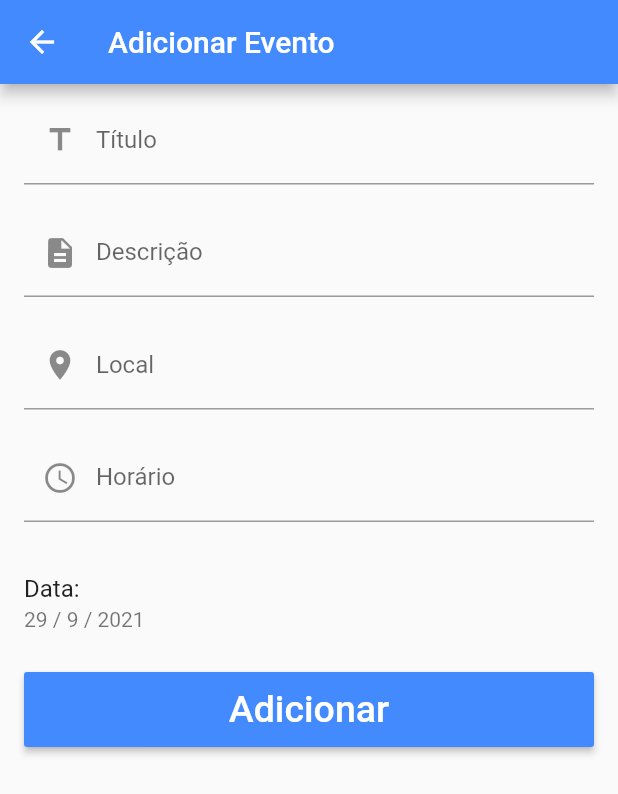
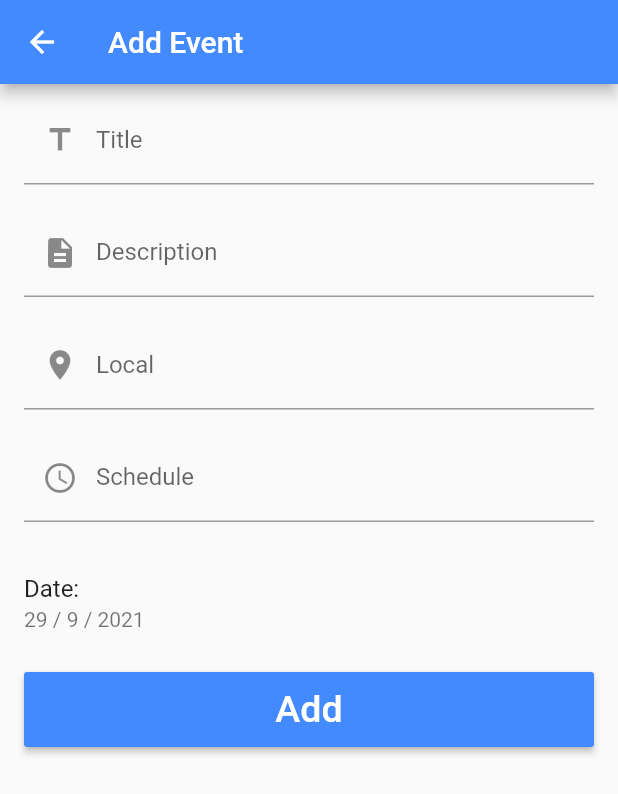
Before and after one commit to vicente1603/MicroNews, a Flutter app: the AddEventPage screen opened directly, on a phone screen of 412 x 824 dp. Shown: the top 794 px of the screen. Run offline on Flutter 3.47's test engine with Material 2 defaults, Android fonts, the phone set to English and light mode, and no system bars; our stand-ins replace charts_flutter, cloud_firestore, firebase_auth, firebase_storage, flutter_datetime_picker, flutter_local_notifications and 11 more; missing offline and left inert: firebase_helpers, giffy_dialog; accounts and stored records are empty; statements that could not run were skipped.

Commit message:
tradução de telas

```diff
--- a/lib/screens/consultas/detalhes_evento_calendario_screen.dart
+++ b/lib/screens/consultas/detalhes_evento_calendario_screen.dart
@@ -24,9 +24,7 @@ class EventDetailsPage extends StatelessWidget {
       backgroundColor: Colors.white,
       appBar: AppBar(
         centerTitle: true,
-        title: Text(
-          "Detalhes do evento"
-        ),
+        title: Text("Details event"),
         elevation: 0.0,
       ),
       body: SingleChildScrollView(
@@ -55,7 +53,7 @@ class EventDetailsPage extends StatelessWidget {
                       },
                       child: Center(
                         child: Text(
-                          "Remover",
+                          "Remove",
                           style: TextStyle(color: Colors.white, fontSize: 25),
                         ),
                       ),
@@ -76,7 +74,7 @@ class EventDetailsPage extends StatelessWidget {
         context: context,
         builder: (context) {
           return CupertinoAlertDialog(
-            title: new Text('Remover evento'),
+            title: new Text('Remove event'),
             content: new Text('Deseja remover o evento ' + event.titulo + "?"),
             actions: <Widget>[
               CupertinoDialogAction(
@@ -90,7 +88,6 @@ class EventDetailsPage extends StatelessWidget {
                 onPressed: () {
                   eventDBS.removeItem(event.id);
                   Future.delayed(Duration(seconds: 2)).then((_) {
-
                     Navigator.of(context).pushReplacement(MaterialPageRoute(
                         builder: (context) => ConsultasTab()));
                   });
@@ -140,13 +137,13 @@ class MainSection extends StatelessWidget {
                 child: Material(
                   color: Colors.transparent,
                   child: MainInfoTab(
-                    fieldTitle: "Título",
+                    fieldTitle: "Title",
                     fieldInfo: event.titulo,
                   ),
                 ),
               ),
               MainInfoTab(
-                fieldTitle: "Data",
+                fieldTitle: "Date",
                 fieldInfo: dataFormatada,
               )
             ],
@@ -169,14 +166,14 @@ class ExtendedSection extends StatelessWidget {
         shrinkWrap: true,
         children: <Widget>[
           ExtendedInfoTab(
-            fieldTitle: "Descrição",
+            fieldTitle: "Description",
             fieldInfo: event.descricao,
           ),
           ExtendedInfoTab(
             fieldTitle: "Local",
             fieldInfo: event.local,
           ),
-          ExtendedInfoTab(fieldTitle: "Horário", fieldInfo: event.horario),
+          ExtendedInfoTab(fieldTitle: "Schedule", fieldInfo: event.horario),
         ],
       ),
     );
--- a/lib/screens/consultas/novo_evento_calendario_screen.dart
+++ b/lib/screens/consultas/novo_evento_calendario_screen.dart
@@ -45,7 +45,7 @@ class _AddEventPageState extends State<AddEventPage> {
   Widget build(BuildContext context) {
     return Scaffold(
       appBar: AppBar(
-        title: Text(widget.note != null ? "Editar Evento" : "Adicionar Evento"),
+        title: Text(widget.note != null ? "Editar Evento" : "Add Event"),
       ),
       key: _key,
       body: Form(
@@ -61,7 +61,7 @@ class _AddEventPageState extends State<AddEventPage> {
                   controller: _titulo,
                   maxLines: 1,
                   decoration: InputDecoration(
-                    labelText: 'Título',
+                    labelText: 'Title',
                     prefixIcon: Icon(Icons.title),
                   ),
                   validator: (text) => text.isEmpty ? 'Título inválido' : null,
@@ -75,7 +75,7 @@ class _AddEventPageState extends State<AddEventPage> {
                   minLines: 1,
                   maxLines: 5,
                   decoration: InputDecoration(
-                    labelText: 'Descrição',
+                    labelText: 'Description',
                     prefixIcon: Icon(Icons.description),
                   ),
                   validator: (text) =>
@@ -101,7 +101,7 @@ class _AddEventPageState extends State<AddEventPage> {
                 child: TextField(
                   decoration: InputDecoration(
                     prefixIcon: Icon(Icons.access_time),
-                    labelText: "Horário",
+                    labelText: "Schedule",
                     hintText: _horario.text,
                   ),
                   controller: _horario,
@@ -114,7 +114,7 @@ class _AddEventPageState extends State<AddEventPage> {
               ),
               const SizedBox(height: 10.0),
               ListTile(
-                title: Text("Data:"),
+                title: Text("Date:"),
                 subtitle: Text("${_data.day} / ${_data.month} / ${_data.year}"),
                 onTap: () async {
                   DateTime picked = await showDatePicker(
@@ -138,7 +138,7 @@ class _AddEventPageState extends State<AddEventPage> {
                         padding: const EdgeInsets.symmetric(horizontal: 16.0),
                         child: RaisedButton(
                           child: Text(
-                            "Adicionar",
+                            "Add",
                             style: TextStyle(color: Colors.white, fontSize: 25),
                           ),
                           color: Colors.blueAccent,
--- a/lib/screens/medicamentos/novo_medicamento_screen.dart
+++ b/lib/screens/medicamentos/novo_medicamento_screen.dart
@@ -56,7 +56,7 @@ class _NovoMedicamentoScreenState extends State<NovoMedicamentoScreen> {
         backgroundColor: Colors.white,
         appBar: AppBar(
           centerTitle: true,
-          title: Text("Novo medicamento"),
+          title: Text("New Medicine"),
           elevation: 0.0,
         ),
         body: Container(
@@ -68,7 +68,7 @@ class _NovoMedicamentoScreenState extends State<NovoMedicamentoScreen> {
               ),
               children: <Widget>[
                 PanelTitle(
-                  title: "Nome do medicamento",
+                  title: "Medicine name",
                   isRequired: true,
                 ),
                 TextFormField(
@@ -83,7 +83,7 @@ class _NovoMedicamentoScreenState extends State<NovoMedicamentoScreen> {
                   ),
                 ),
                 PanelTitle(
-                  title: "Dosagem",
+                  title: "Dosage",
                   isRequired: false,
                 ),
                 TextFormField(
@@ -101,7 +101,7 @@ class _NovoMedicamentoScreenState extends State<NovoMedicamentoScreen> {
                   height: 15,
                 ),
                 PanelTitle(
-                  title: "Tipo do medicamento",
+                  title: "Medicine type",
                   isRequired: false,
                 ),
                 Padding(
@@ -116,7 +116,7 @@ class _NovoMedicamentoScreenState extends State<NovoMedicamentoScreen> {
                             children: <Widget>[
                               MedicineTypeColumn(
                                   type: MedicineType.Frasco,
-                                  name: "Frasco",
+                                  name: "Bottle",
                                   iconValue: 0xe900,
                                   isSelected:
                                       snapshot.data == MedicineType.Frasco
@@ -124,7 +124,7 @@ class _NovoMedicamentoScreenState extends State<NovoMedicamentoScreen> {
                                           : false),
                               MedicineTypeColumn(
                                   type: MedicineType.Pilula,
-                                  name: "Pílula",
+                                  name: "Pill",
                                   iconValue: 0xe901,
                                   isSelected:
                                       snapshot.data == MedicineType.Pilula
@@ -137,7 +137,7 @@ class _NovoMedicamentoScreenState extends State<NovoMedicamentoScreen> {
                             children: <Widget>[
                               MedicineTypeColumn(
                                   type: MedicineType.Seringa,
-                                  name: "Seringa",
+                                  name: "Syringe",
                                   iconValue: 0xe902,
                                   isSelected:
                                       snapshot.data == MedicineType.Seringa
@@ -145,7 +145,7 @@ class _NovoMedicamentoScreenState extends State<NovoMedicamentoScreen> {
                                           : false),
                               MedicineTypeColumn(
                                   type: MedicineType.Comprimido,
-                                  name: "Comprimido",
+                                  name: "Tablet",
                                   iconValue: 0xe903,
                                   isSelected:
                                       snapshot.data == MedicineType.Comprimido
@@ -159,13 +159,13 @@ class _NovoMedicamentoScreenState extends State<NovoMedicamentoScreen> {
                   ),
                 ),
                 PanelTitle(
-                  title: "Selecão de intervalo",
+                  title: "Range selection",
                   isRequired: true,
                 ),
                 //ScheduleCheckBoxes(),
                 IntervalSelection(),
                 PanelTitle(
-                  title: "Horário de ínicio",
+                  title: "Start time",
                   isRequired: true,
                 ),
                 SelectTime(),
@@ -179,7 +179,7 @@ class _NovoMedicamentoScreenState extends State<NovoMedicamentoScreen> {
                         horizontal: 16.0, vertical: 10),
                     child: RaisedButton(
                       child: Text(
-                        "Adicionar",
+                        "Add",
                         style: TextStyle(color: Colors.white, fontSize: 25),
                       ),
                       color: Colors.blueAccent,
@@ -400,7 +400,7 @@ class _IntervalSelectionState extends State<IntervalSelection> {
           mainAxisAlignment: MainAxisAlignment.center,
           children: <Widget>[
             Text(
-              "Lembrar a cada ",
+              "Remember even ",
               style: TextStyle(
                 color: Colors.black,
                 fontSize: 18,
@@ -411,7 +411,7 @@ class _IntervalSelectionState extends State<IntervalSelection> {
               iconEnabledColor: Colors.blueAccent,
               hint: _selected == 0
                   ? Text(
-                      "Selecione",
+                      "Select",
                       style: TextStyle(
                           fontSize: 10,
                           color: Colors.black,
@@ -442,7 +442,7 @@ class _IntervalSelectionState extends State<IntervalSelection> {
             ),
             Expanded(
               child: Text(
-                _selected == 1 ? " hora" : " horas",
+                _selected == 1 ? " hour" : " hours",
                 style: TextStyle(
                   color: Colors.black,
                   fontSize: 18,
@@ -497,7 +497,7 @@ class _SelectTimeState extends State<SelectTime> {
           child: Center(
             child: Text(
               _clicked == false
-                  ? "Selecione o horário"
+                  ? "Select time"
                   : "${convertTime(_time.hour.toString())}:${convertTime(_time.minute.toString())}",
               style: TextStyle(
                 color: Colors.blueAccent,
--- a/lib/tabs/alimentacao_tab.dart
+++ b/lib/tabs/alimentacao_tab.dart
@@ -10,7 +10,7 @@ class AlimentacaoTab extends StatelessWidget {
     AppBar appBar = AppBar(
       centerTitle: true,
       title: Text(
-        "Alimentação",
+        "Nutrition",
         style: TextStyle(
             fontWeight: FontWeight.bold, fontSize: 25.0, color: Colors.white),
         textAlign: TextAlign.center,
@@ -28,8 +28,8 @@ class AlimentacaoTab extends StatelessWidget {
         indicatorColor: Colors.white,
         indicatorWeight: 2,
         tabs: [
-          Tab(text: "Recomendados"),
-          Tab(text: "Não Recomendados"),
+          Tab(text: "Recommended"),
+          Tab(text: "Not Recommended"),
         ],
       ),
     );
--- a/lib/tabs/consultas_tab.dart
+++ b/lib/tabs/consultas_tab.dart
@@ -17,7 +17,7 @@ class ConsultasTab extends StatelessWidget {
     AppBar appBar = AppBar(
       centerTitle: true,
       title: Text(
-        "Consultas e terapias",
+        "Consultations and therapies",
         style: TextStyle(
             fontWeight: FontWeight.bold, fontSize: 25.0, color: Colors.white),
         textAlign: TextAlign.center,
@@ -160,7 +160,7 @@ class __ConsultasTabState extends State<_ConsultasTab> {
                               children: <Widget>[
                                 Expanded(
                                   child: Text(
-                                    "Consultas do dia",
+                                    "Appointments of day",
                                     textAlign: TextAlign.center,
                                     style: TextStyle(fontSize: 20.0),
                                   ),
@@ -178,7 +178,7 @@ class __ConsultasTabState extends State<_ConsultasTab> {
                               children: <Widget>[
                                 Expanded(
                                   child: Text(
-                                    "Nenhuma consulta para esse dia",
+                                    "No appointment for that day",
                                     textAlign: TextAlign.center,
                                     style: TextStyle(fontSize: 20.0),
                                   ),
```
Also changed, not shown: lib/screens/medicamentos/detalhes_medicamentos_screen.dart (+15 -15 lines), lib/tabs/medicamentos_tab.dart (+6 -8 lines), lib/tiles/home_details_tile.dart (+6 -5 lines).
